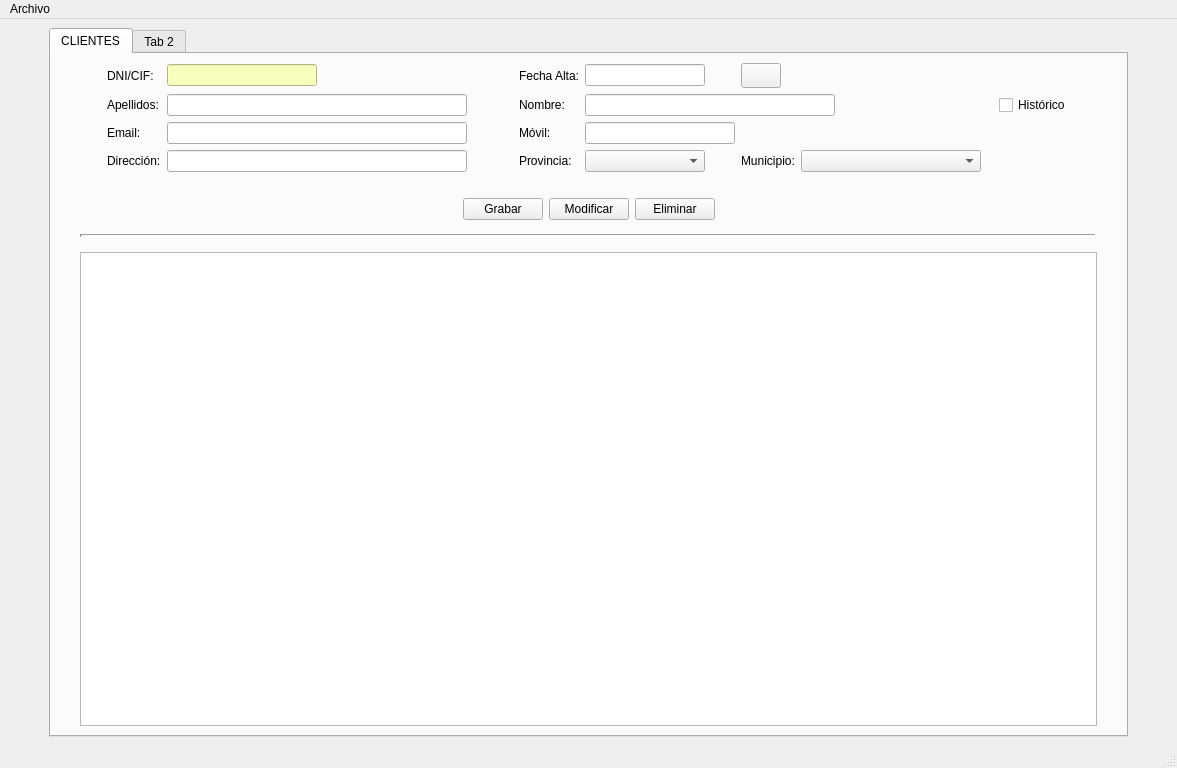
Before: the Qt Designer form templates/venPrincipal.ui in Jorgedehaz/DI, drawn with Qt 5.
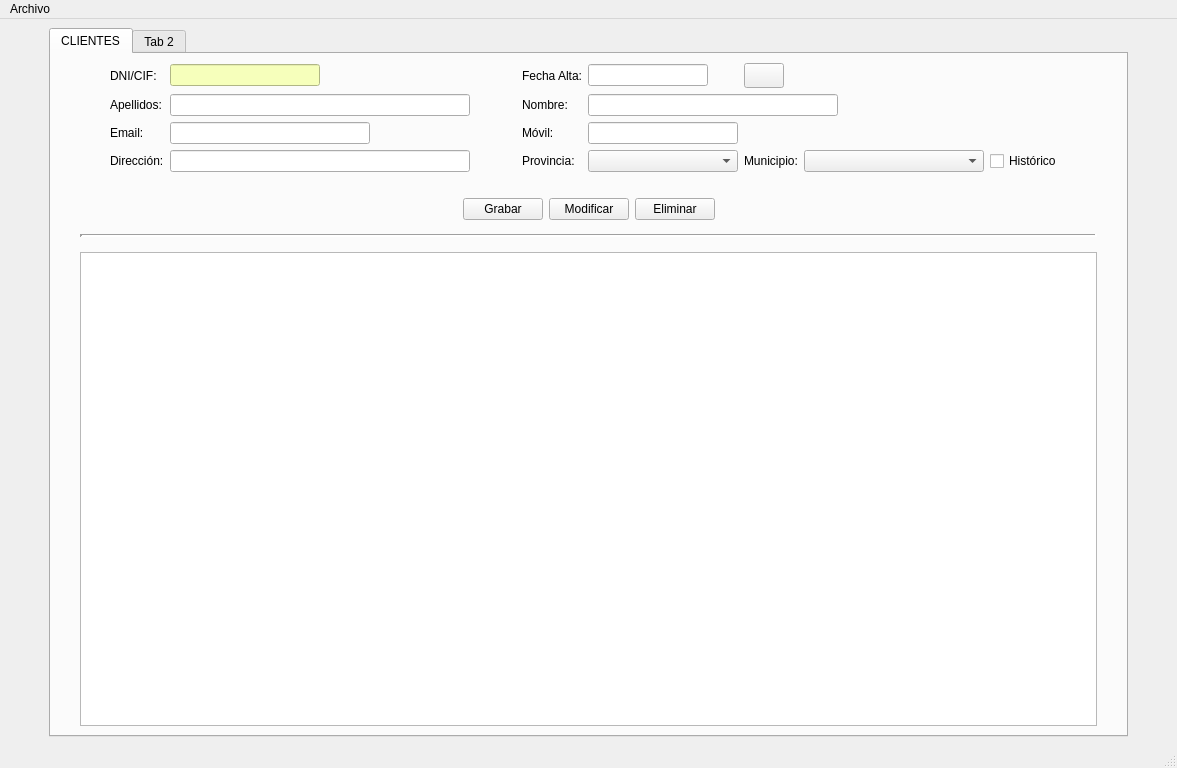
After: the same form once the commit is applied. Icons and pictures are not drawn.

Diff of the .ui file:
```diff
--- a/templates/venPrincipal.ui
+++ b/templates/venPrincipal.ui
@@ -151,6 +151,12 @@
               <height>0</height>
              </size>
             </property>
+            <property name="maximumSize">
+             <size>
+              <width>300</width>
+              <height>16777215</height>
+             </size>
+            </property>
            </widget>
           </item>
           <item row="2" column="5">
@@ -236,19 +242,12 @@
             </property>
             <property name="minimumSize">
              <size>
-              <width>120</width>
+              <width>150</width>
               <height>0</height>
              </size>
             </property>
            </widget>
           </item>
-          <item row="1" column="12">
-           <widget class="QCheckBox" name="chkHistoriacli">
-            <property name="text">
-             <string>Histórico</string>
-            </property>
-           </widget>
-          </item>
           <item row="0" column="7">
            <widget class="QLineEdit" name="txtAltacli">
             <property name="minimumSize">
@@ -366,7 +365,7 @@
             </property>
             <property name="minimumSize">
              <size>
-              <width>300</width>
+              <width>200</width>
               <height>0</height>
              </size>
             </property>
@@ -440,6 +439,13 @@
             </property>
            </spacer>
           </item>
+          <item row="3" column="10">
+           <widget class="QCheckBox" name="chkHistoriacli">
+            <property name="text">
+             <string>Histórico</string>
+            </property>
+           </widget>
+          </item>
          </layout>
         </item>
         <item row="2" column="1">
```
Left out of the diff: 4 changed lines with no effect on the pictures.
